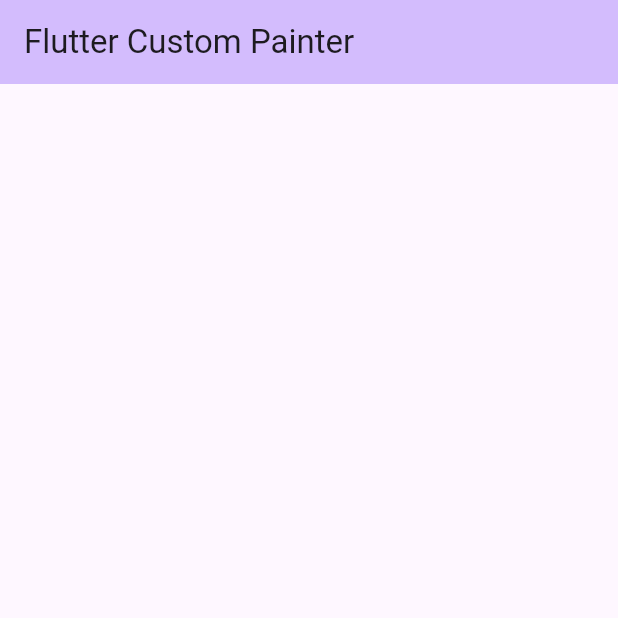
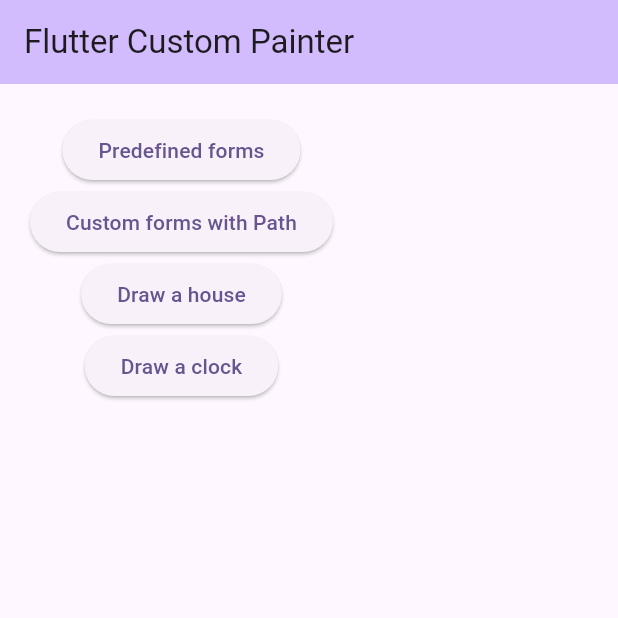
Before and after one commit to lyabs243/flutter-custom-painter, a Flutter app: the screen it shows after launch, on a phone screen of 412 x 824 dp, the top half of it. Run offline on Flutter 3.47's test engine with Material 3 defaults, Android fonts, the light colour scheme and no system bars.

Commit message:
Draw predefined forms

```diff
--- a/lib/main.dart
+++ b/lib/main.dart
@@ -1,4 +1,5 @@
 import 'package:flutter/material.dart';
+import 'package:flutter_custom_painter/predefined_forms.dart';
 import 'package:flutter_custom_painter/utils.dart';
 
 void main() {
@@ -22,17 +23,11 @@
   }
 }
 
-class MyHomePage extends StatefulWidget {
+class MyHomePage extends StatelessWidget {
 
   const MyHomePage({super.key, required this.title});
 
   final String title;
-
-  @override
-  State<MyHomePage> createState() => _MyHomePageState();
-}
-
-class _MyHomePageState extends State<MyHomePage> {
 
   @override
   Widget build(BuildContext context) {
@@ -40,14 +35,43 @@
     return Scaffold(
       appBar: AppBar(
         backgroundColor: Theme.of(context).colorScheme.inversePrimary,
-        title: Text(widget.title),
+        title: Text(title),
       ),
       body: Padding(
         padding: const EdgeInsets.all(pagePadding),
-        child: Column(
-          children: [
+        child: SingleChildScrollView(
+          child: Column(
+            children: [
+              ElevatedButton(
+                child: const Text('Predefined forms'),
+                onPressed: () {
+                  Navigator.of(context).push(
+                    MaterialPageRoute(
+                      builder: (context) => const PredefinedForms(),
+                    )
+                  );
+                },
+              ),
+              ElevatedButton(
+                child: const Text('Custom forms with Path'),
+                onPressed: () {
 
-          ],
+                },
+              ),
+              ElevatedButton(
+                child: const Text('Draw a house'),
+                onPressed: () {
+
+                },
+              ),
+              ElevatedButton(
+                child: const Text('Draw a clock'),
+                onPressed: () {
+
+                },
+              ),
+            ],
+          ),
         ),
       ),
     );
```
Also changed, not shown: lib/predefined_forms.dart (added, +132 -0 lines).
